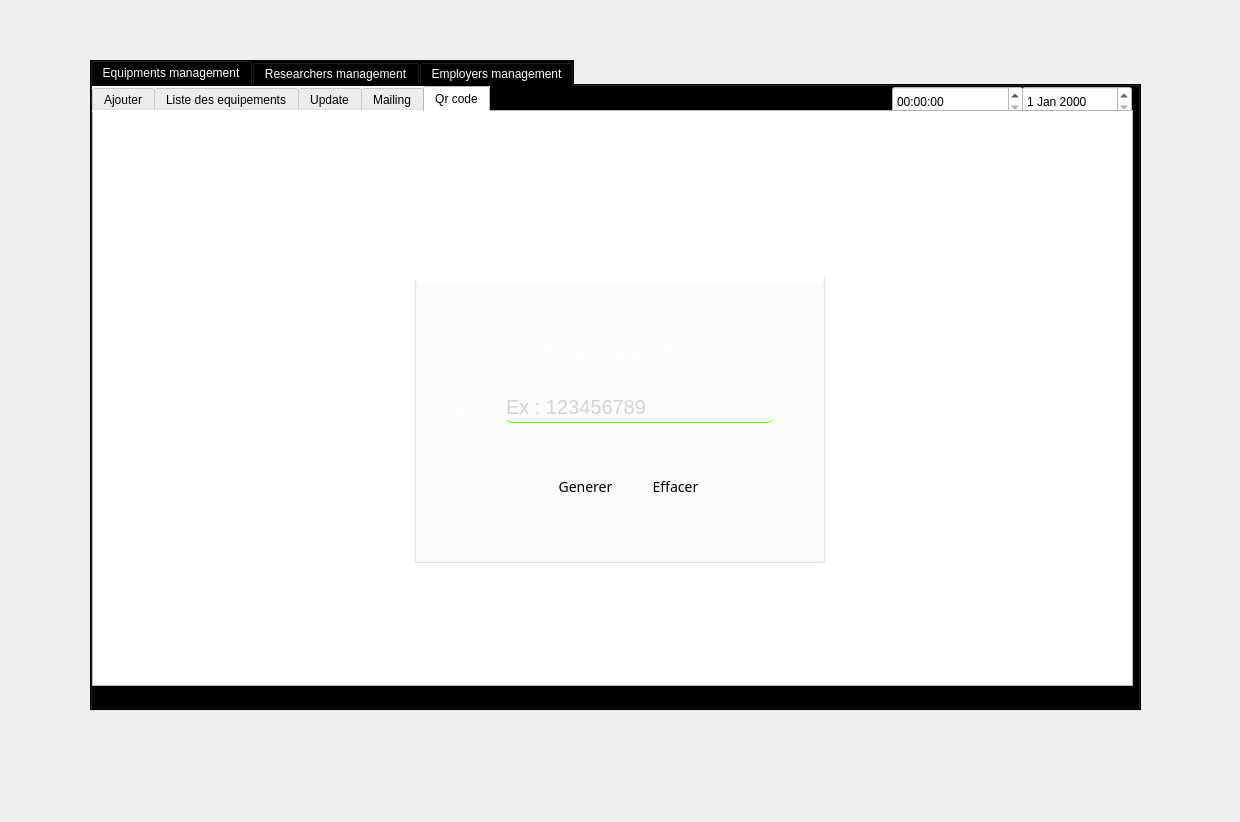
First picture: the form in materiel.ui, repository Hamoda73/Projet_Smart_rdi_center, before the edit.
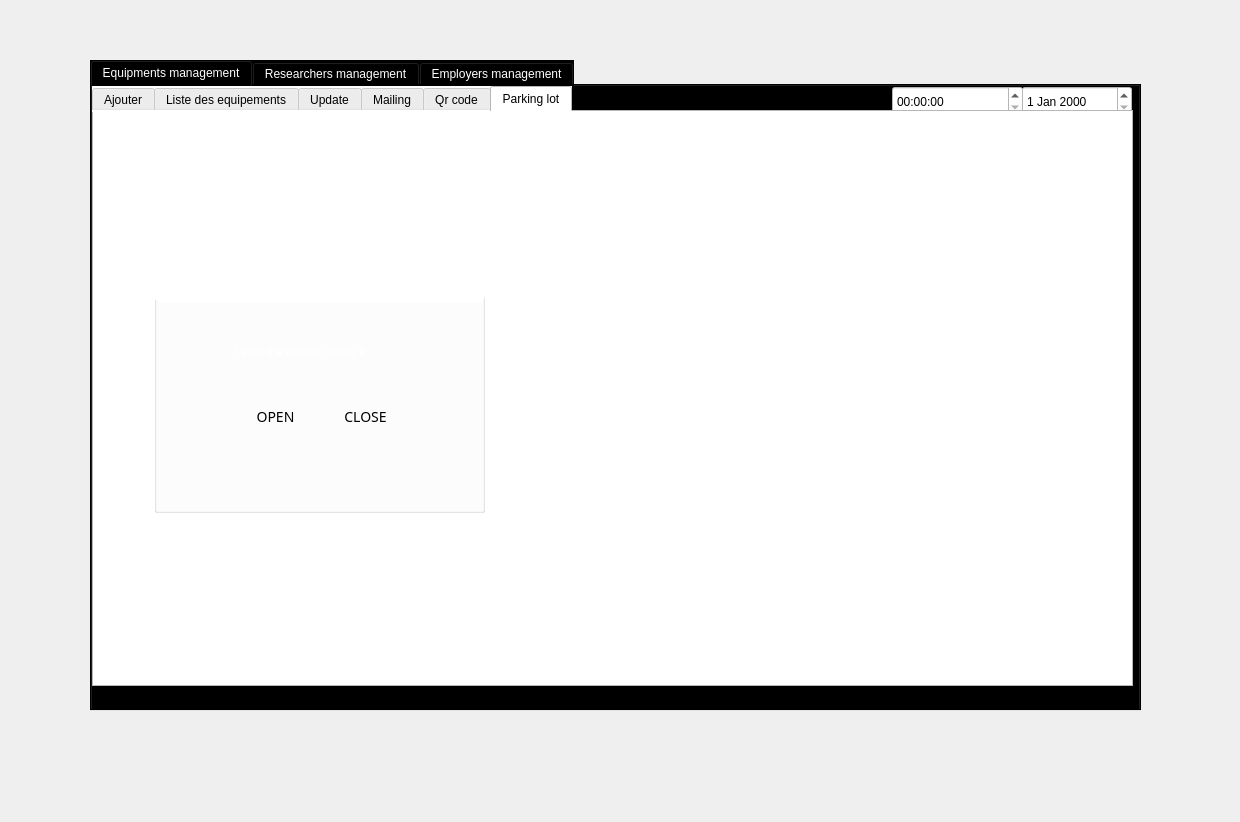
Second picture: the form after the edit. Icons and pictures are not drawn.

Diff of the .ui file:
```diff
--- a/materiel.ui
+++ b/materiel.ui
@@ -91,7 +91,7 @@
 background-image: url(:/img/rsz_backg1.jpg);</string>
      </property>
      <property name="currentIndex">
-      <number>4</number>
+      <number>5</number>
      </property>
      <widget class="QWidget" name="tab_11">
       <attribute name="title">
@@ -1861,6 +1861,196 @@
        </property>
       </widget>
      </widget>
+     <widget class="QWidget" name="tab_2">
+      <attribute name="title">
+       <string>Parking lot</string>
+      </attribute>
+      <widget class="QGroupBox" name="groupBox_25">
+       <property name="geometry">
+        <rect>
+         <x>60</x>
+         <y>170</y>
+         <width>331</width>
+         <height>231</height>
+        </rect>
+       </property>
+       <property name="styleSheet">
+        <string notr="true"> text-color: rgb(0, 0, 0);
+background-image: url(:/img/360_F_69019892_B4lc0tM8Q6JXI42OvK2szAowVUr7qZJs.jpg);
+font: 900 12pt &quot;Segoe UI Black&quot;;
+ 
+background-color: rgb(152, 127, 236);
+color: rgb(0, 0, 0);
+ text-color: rgb(0, 0, 0);
+background-image: url(:/img/360_F_69019892_B4lc0tM8Q6JXI42OvK2szAowVUr7qZJs.jpg);
+font: 900 12pt &quot;Segoe UI Black&quot;;
+ 
+background-color: rgb(152, 127, 236);
+color: rgb(0, 0, 0);
+background:transparent;
+ </string>
+       </property>
+       <property name="title">
+        <string/>
+       </property>
+       <widget class="QPushButton" name="Close">
+        <property name="geometry">
+         <rect>
+          <x>170</x>
+          <y>120</y>
+          <width>83</width>
+          <height>29</height>
+         </rect>
+        </property>
+        <property name="styleSheet">
+         <string notr="true"> 
+*{
+ font-family:century gothic;
+   font-size:14px;
+}
+
+QFrame
+{
+ 	 
+}
+QPushButton
+{
+
+	
+	background-image: url(:/img/360_F_261490536_nJ5LSRAVZA0CK9Nvt2E1fXJVUfpiqvhT.jpg);
+}
+QPushButton
+{
+ border-radius:8px;
+}
+QPushButton:hover
+{
+color:rgb(255,255,255);
+ 
+border-radius:10px;
+background:#3CB043;
+}</string>
+        </property>
+        <property name="text">
+         <string>CLOSE</string>
+        </property>
+       </widget>
+       <widget class="QPushButton" name="Open">
+        <property name="geometry">
+         <rect>
+          <x>80</x>
+          <y>120</y>
+          <width>83</width>
+          <height>29</height>
+         </rect>
+        </property>
+        <property name="styleSheet">
+         <string notr="true"> 
+*{
+ font-family:century gothic;
+   font-size:14px;
+}
+
+QFrame
+{
+ 	 
+}
+QPushButton
+{
+
+	
+	background-image: url(:/img/360_F_261490536_nJ5LSRAVZA0CK9Nvt2E1fXJVUfpiqvhT.jpg);
+}
+QPushButton
+{
+ border-radius:8px;
+}
+QPushButton:hover
+{
+color:rgb(255,255,255);
+ 
+border-radius:10px;
+background:#3CB043;
+}</string>
+        </property>
+        <property name="text">
+         <string>OPEN</string>
+        </property>
+       </widget>
+       <widget class="QLabel" name="label_59">
+        <property name="geometry">
+         <rect>
+          <x>80</x>
+          <y>60</y>
+          <width>181</width>
+          <height>20</height>
+         </rect>
+        </property>
+        <property name="styleSheet">
+         <string notr="true"> 
+color: rgb(255, 255, 255);
+font: 9pt &quot;Segoe UI&quot;;</string>
+        </property>
+        <property name="text">
+         <string>Open the door or close it</string>
+        </property>
+       </widget>
+      </widget>
+      <widget class="QPlainTextEdit" name="plainTextEdit_40">
+       <property name="geometry">
+        <rect>
+         <x>60</x>
+         <y>150</y>
+         <width>331</width>
+         <height>41</height>
+        </rect>
+       </property>
+       <property name="styleSheet">
+        <string notr="true">font: 700 15pt &quot;8514oem&quot;;
+color: rgb(255, 255, 255);
+background-image: url(:/img/download.png);
+border-radius:8px;
+</string>
+       </property>
+       <property name="plainText">
+        <string>🅿️  PARKING DOOR</string>
+       </property>
+      </widget>
+      <widget class="QPlainTextEdit" name="plainTextEdit_17">
+       <property name="geometry">
+        <rect>
+         <x>410</x>
+         <y>150</y>
+         <width>571</width>
+         <height>31</height>
+        </rect>
+       </property>
+       <property name="styleSheet">
+        <string notr="true">font: 700 15pt &quot;8514oem&quot;;
+color: rgb(255, 255, 255);
+background-image: url(:/img/download.png);
+border-radius:10px;</string>
+       </property>
+       <property name="plainText">
+        <string>           Historique des voitures entre</string>
+       </property>
+      </widget>
+      <widget class="QTableView" name="tableView_3adruino">
+       <property name="geometry">
+        <rect>
+         <x>410</x>
+         <y>191</y>
+         <width>571</width>
+         <height>211</height>
+        </rect>
+       </property>
+       <property name="styleSheet">
+        <string notr="true"> border-radius:10px;
+background-image: url(:/img/360_F_69019892_B4lc0tM8Q6JXI42OvK2szAowVUr7qZJs.jpg);
+color: rgb(0, 0, 0);</string>
+       </property>
+      </widget>
+     </widget>
     </widget>
    </widget>
    <widget class="QWidget" name="tab_10">
```
